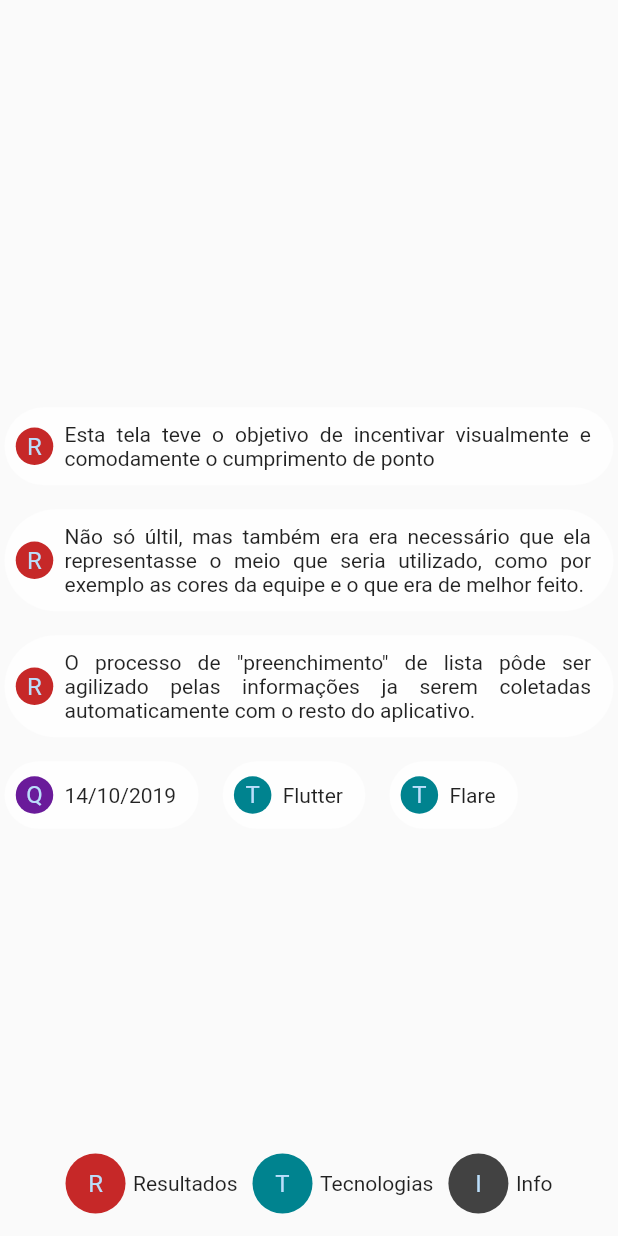
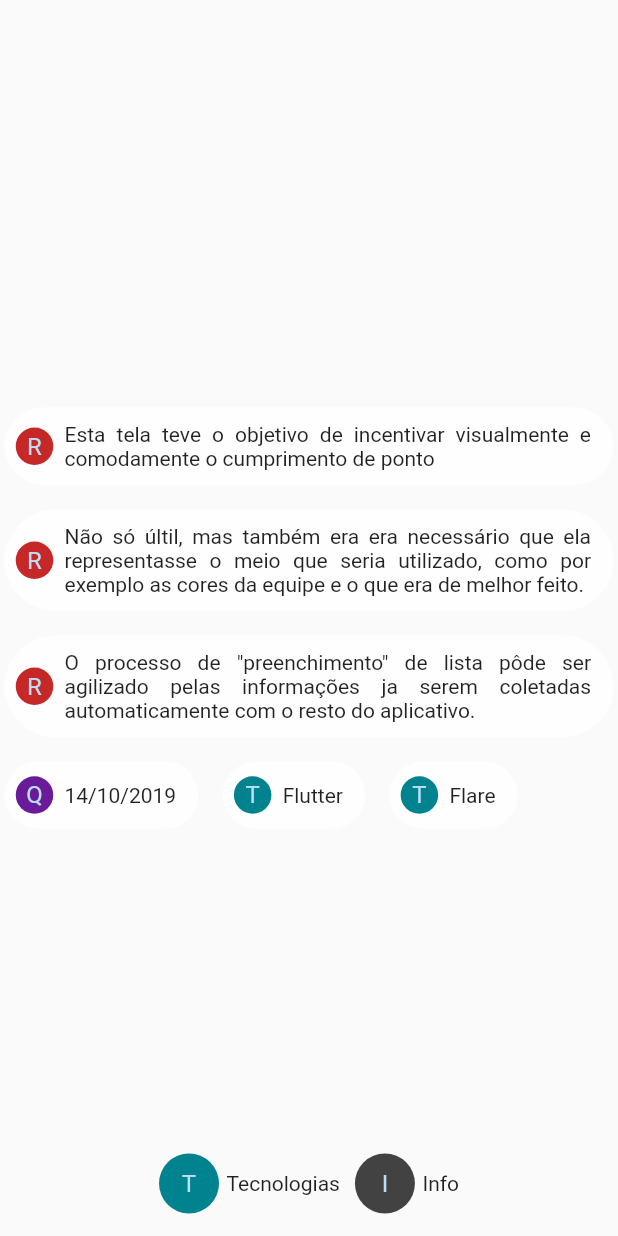
Before and after one commit to CabraKill/portfolio, a Flutter app: the AttendancePage3 widget shown alone on an empty page, opened directly, on a phone screen of 412 x 824 dp. Run offline on Flutter 3.47's test engine with Material 2 defaults, Android fonts, the phone set to English and light mode, and no system bars; our stand-ins replace flare_flutter, get; missing offline and left inert: clipboard.

Commit message:
attendence organization

```diff
--- a/lib/pages/subpages/attendanceCabuto/attendance_Page3.dart
+++ b/lib/pages/subpages/attendanceCabuto/attendance_Page3.dart
@@ -13,7 +13,7 @@ class AttendancePage3 extends StatelessWidget {
         children: [
           Align(
             alignment: Alignment.bottomCenter,
-            child: LegendWidget.sub(start: 2, end: 5),
+            child: LegendWidget.sub(start: 3, end: 5),
           ),
           Align(
             alignment: Alignment.center,
```
Also changed, not shown: lib/pages/subpages/attendanceCabuto/attendance_Page2.dart (+3 -4 lines).
